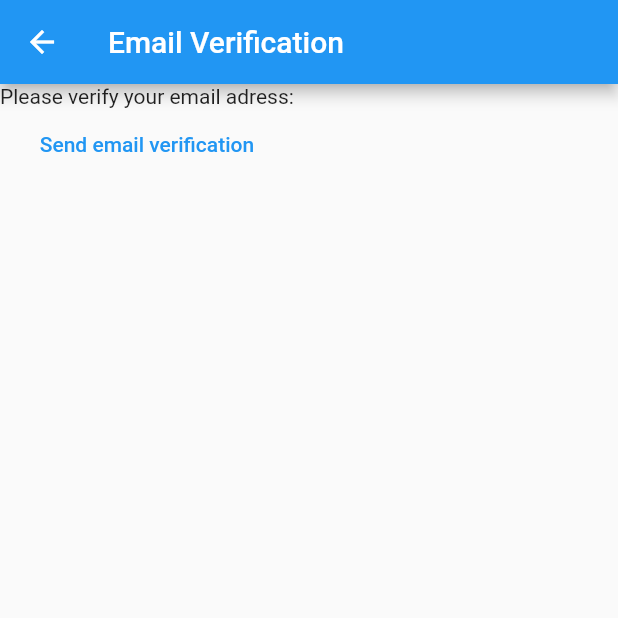
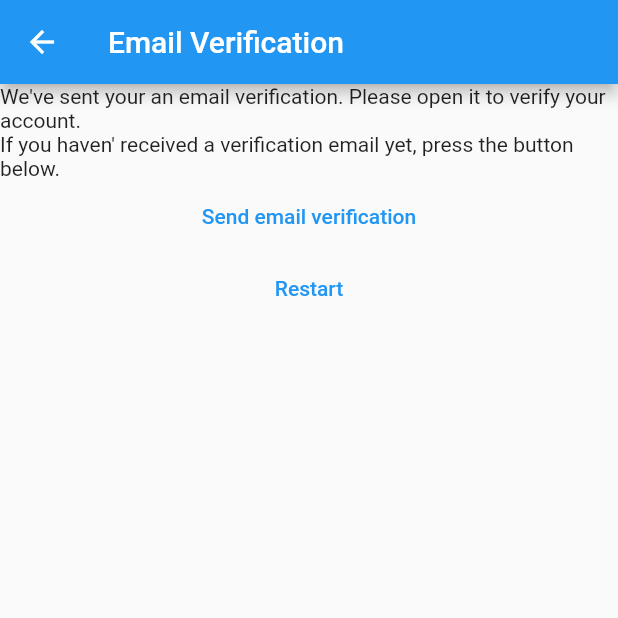
Before and after one commit to oasjs/mynotes, a Flutter app: the VerifyEmailView screen opened directly, on a phone screen of 412 x 824 dp, the top half of it. Run offline on Flutter 3.47's test engine with Material 2 defaults, Android fonts, the phone set to English and light mode, and no system bars; our stand-ins replace firebase_auth, firebase_core; accounts and stored records are empty.

```diff
--- a/lib/views/verify_email_view.dart
+++ b/lib/views/verify_email_view.dart
@@ -1,5 +1,7 @@
 import 'package:firebase_auth/firebase_auth.dart';
+import 'package:firebase_core/firebase_core.dart';
 import 'package:flutter/material.dart';
+import 'package:mynotes/constants/routes.dart';
 
 class VerifyEmailView extends StatefulWidget {
   const VerifyEmailView({super.key});
@@ -16,13 +18,27 @@ class _VerifyEmailViewState extends State<VerifyEmailView> {
         title: const Text('Email Verification'),
       ),
       body: Column(children: [
-        const Text('Please verify your email adress:'),
+        const Text(
+            'We\'ve sent your an email verification. Please open it to verify your account.'),
+        const Text(
+            'If you haven\' received a verification email yet, press the button below.'),
         TextButton(
           onPressed: () async {
             final user = FirebaseAuth.instance.currentUser;
             await user?.sendEmailVerification();
           },
           child: const Text('Send email verification'),
+        ),
+        TextButton(
+          onPressed: () async {
+            await FirebaseAuth.instance.signOut();
+            if (!mounted) return;
+            Navigator.of(context).pushNamedAndRemoveUntil(
+              loginRoute,
+              (route) => false,
+            );
+          },
+          child: const Text('Restart'),
         )
       ]),
     );
```
